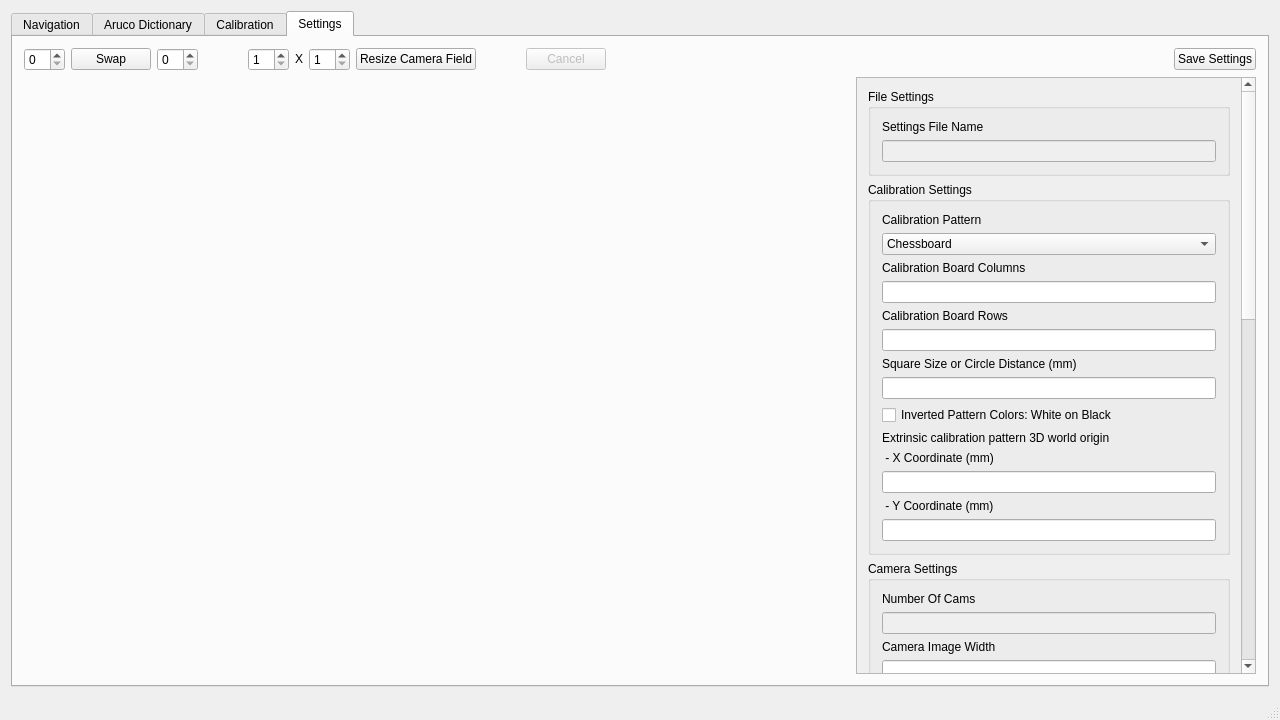
The window that 04_All/RobotDetection Portiert/robotdetectionmainwindow.ui (BBRUSS/VPJW17G5) describes before a commit, drawn with Qt 5.
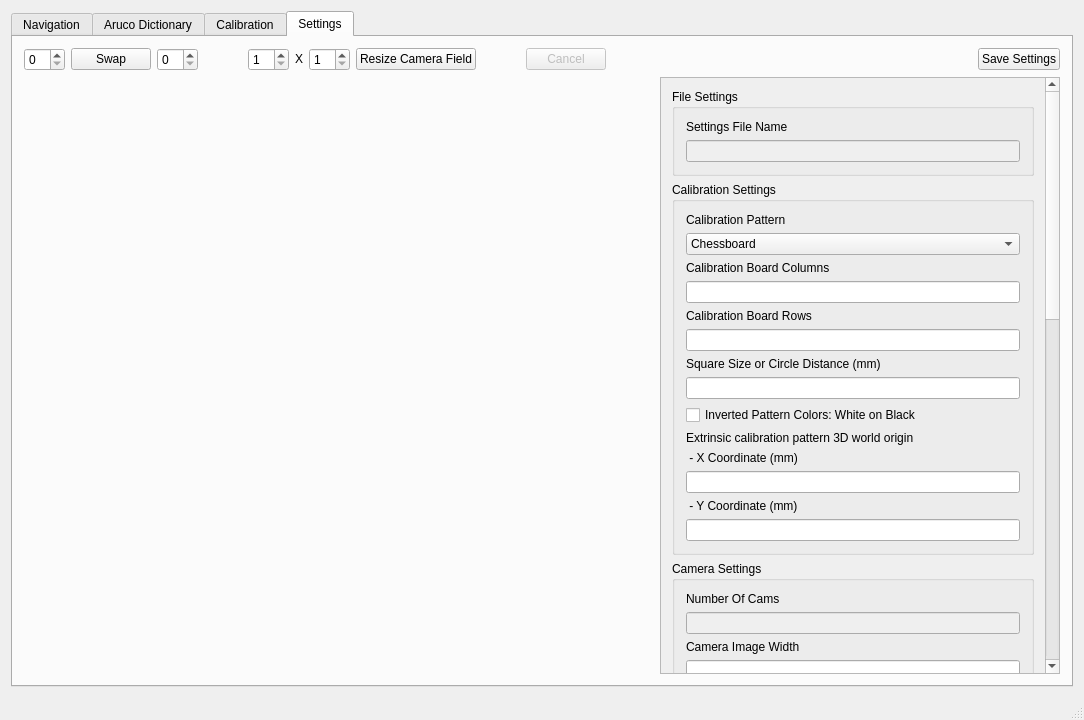
The same window after the commit. The open tabs and pages were chosen to show the change. Icons and pictures are not drawn.

What changed in the file:
```diff
--- a/04_All/RobotDetection Portiert/robotdetectionmainwindow.ui
+++ b/04_All/RobotDetection Portiert/robotdetectionmainwindow.ui
@@ -6,7 +6,7 @@
    <rect>
     <x>0</x>
     <y>0</y>
-    <width>1280</width>
+    <width>1084</width>
     <height>720</height>
    </rect>
   </property>
@@ -1725,9 +1725,9 @@
                <property name="geometry">
                 <rect>
                  <x>0</x>
-                 <y>-156</y>
-                 <width>384</width>
-                 <height>1442</height>
+                 <y>0</y>
+                 <width>381</width>
+                 <height>1344</height>
                 </rect>
                </property>
                <property name="minimumSize">
```
Left out of the diff: 4 changed lines with no effect on the pictures.
